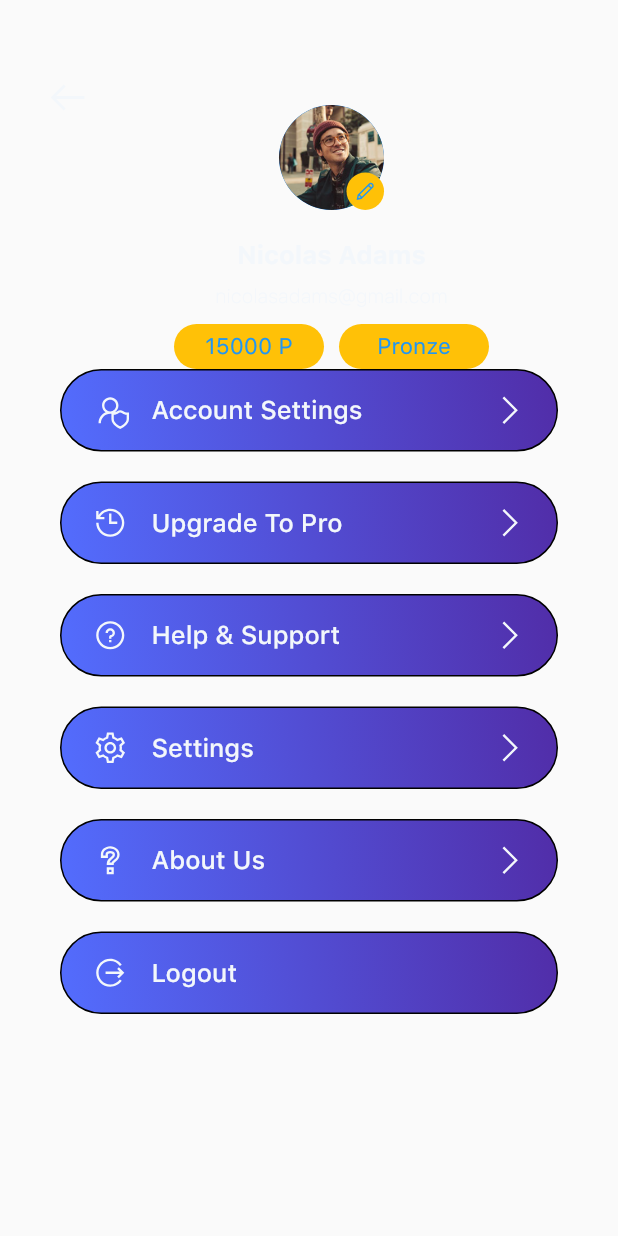
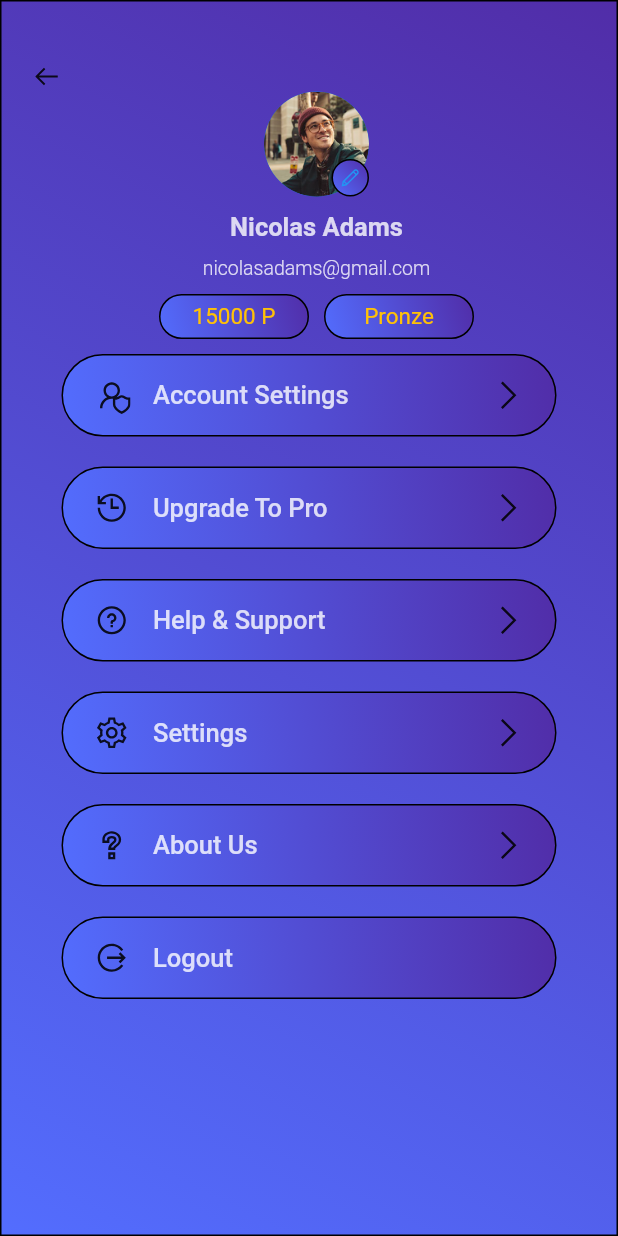
Before and after one commit to hks-adohkd/flutter_project, a Flutter app: the screen it shows after launch, after a tap on "profile", on a phone screen of 412 x 824 dp. Run offline on Flutter 3.47's test engine with Material 2 defaults, Android fonts, the phone set to English and light mode, and no system bars; our stand-ins replace animated_theme_switcher, awesome_dialog, flutter_screenutil, flutter_svg, flutter_swiper, font_awesome_flutter and 2 more.

Commit message:
fixed profile screen colors fixed profile header

```diff
--- a/open_sism/lib/configurations/constants.dart
+++ b/open_sism/lib/configurations/constants.dart
@@ -57,6 +57,11 @@ const kGradiantsPrimaryColor = [
   Color(0xff536DFE),
 ];
 
+const kHeadingStyle = TextStyle(
+  color: Colors.white,
+  fontSize: 28,
+  fontWeight: FontWeight.bold,
+);
 // Form Error
 //final RegExp emailValidatorRegExp = RegExp(r"^[a-zA-Z0-9.]+@[a-zA-Z0-9]+\.[a-zA-Z]+");
 final phoneRegExp = RegExp(r"^(?:[+0]9)?[0-9]{10}$");
--- a/open_sism/lib/main.dart
+++ b/open_sism/lib/main.dart
@@ -10,6 +10,7 @@ import 'package:open_sism/screens/profile/account_screen/account_screen.dart';
 import 'package:open_sism/screens/profile/help_support/Help_support_screen.dart';
 import 'package:open_sism/screens/activity/activity_screen.dart';
 import 'package:open_sism/theme.dart';
+import 'package:open_sism/screens/profile/ProfileScreenGradiant.dart';
 
 void main() {
   runApp(MyApp());
@@ -95,15 +96,13 @@ class _MyHomePageState extends State<MyHomePage> {
           // horizontal).
           mainAxisAlignment: MainAxisAlignment.center,
           children: <Widget>[
-
-            deafultButton('reward Screen', RewardScreen()),
-            deafultButton('task Screen', TaskScreen()),
-            deafultButton('profile', ProfileScreen()),
-            deafultButton('account ', AccountScreen()),
-            deafultButton('home', HomeScreen()),
-            deafultButton('help & support', HelpSupportScreen()),
-            deafultButton('Activity', ActivityScreen()),
-
+            deafultButton('reward Screen', RewardScreen.routeName),
+            deafultButton('task Screen', TaskScreen.routeName),
+            deafultButton('profile', ProfileScreenGradient.routeName),
+            deafultButton('account ', AccountScreen.routeName),
+            deafultButton('home', HomeScreen.routeName),
+            deafultButton('help & support', HelpSupportScreen.routeName),
+            deafultButton('Activity', ActivityScreen.routeName),
             ElevatedButton(
               child: Text('Home Screen'),
               onPressed: () {
@@ -130,7 +129,6 @@ class _MyHomePageState extends State<MyHomePage> {
                 );
               },
             )
-
           ],
         ),
       ),
@@ -138,18 +136,19 @@ class _MyHomePageState extends State<MyHomePage> {
     );
   }
 
-  deafultButton(String title, Widget wg) {
+  deafultButton(String title, String route) {
     return ElevatedButton(
       child: Text(title),
       onPressed: () {
-        Navigator.push(
-          context,
-          MaterialPageRoute(
-            builder: (context) {
-              return wg;
-            },
-          ),
-        );
+        Navigator.pushNamed(context, route);
+        // Navigator.push(
+        //   context,
+        //   MaterialPageRoute(
+        //     builder: (context) {
+        //       return wg;
+        //     },
+        //   ),
+        // );
       },
     );
   }
--- a/open_sism/lib/routes.dart
+++ b/open_sism/lib/routes.dart
@@ -1,8 +1,12 @@
 import 'package:flutter/material.dart';
+import 'package:open_sism/screens/activity/activity_screen.dart';
 import 'package:open_sism/screens/forgot_password/forgot_password_screen.dart';
 import 'package:open_sism/screens/login/login_screen.dart';
 import 'package:open_sism/screens/login_success/login_success_screen.dart';
+import 'package:open_sism/screens/profile/account_screen/account_screen.dart';
+import 'package:open_sism/screens/profile/help_support/Help_support_screen.dart';
 import 'package:open_sism/screens/profile/profile_screen.dart';
+import 'package:open_sism/screens/profile/ProfileScreenGradiant.dart';
 import 'package:open_sism/screens/reward/rewards_screen.dart';
 import 'package:open_sism/screens/task/task_screen.dart';
 
@@ -14,6 +18,9 @@ final Map<String, WidgetBuilder> routes = {
   ForgotPasswordScreen.routeName: (context) => ForgotPasswordScreen(),
   TaskScreen.routeName: (context) => TaskScreen(),
   RewardScreen.routeName: (context) => RewardScreen(),
-  ProfileScreen.routeName: (context) => ProfileScreen(),
+  ProfileScreen.routeName: (context) => ProfileScreenGradient(),
   LoginSuccessScreen.routeName: (context) => LoginSuccessScreen(),
+  AccountScreen.routeName: (context) => AccountScreen(),
+  HelpSupportScreen.routeName: (context) => HelpSupportScreen(),
+  ActivityScreen.routeName: (context) => ActivityScreen(),
 };
--- a/open_sism/lib/screens/activity/activity_screen.dart
+++ b/open_sism/lib/screens/activity/activity_screen.dart
@@ -6,6 +6,8 @@ import 'package:open_sism/screens/activity/components/planet.dart';
 import 'package:open_sism/screens/activity/components/planet_row.dart';
 
 class ActivityScreen extends StatefulWidget {
+  static String routeName = "/activity_screen";
+
   @override
   _ActivityScreenState createState() => _ActivityScreenState();
 }
--- /dev/null
+++ b/open_sism/lib/screens/profile/ProfileScreenGradiant.dart
@@ -0,0 +1,27 @@
+import 'package:animated_theme_switcher/animated_theme_switcher.dart';
+import 'package:flutter/material.dart';
+import 'package:open_sism/configurations/constants.dart';
+
+import 'package:open_sism/screens/profile/components/profile_constants.dart';
+import 'package:open_sism/screens/profile/components/home.dart';
+import 'package:open_sism/screens/profile/components/homeGrad.dart';
+import 'package:open_sism/theme.dart';
+
+class ProfileScreenGradient extends StatelessWidget {
+  static String routeName = "/profile";
+
+  @override
+  Widget build(BuildContext context) {
+    return MaterialApp(
+      debugShowCheckedModeBanner: false,
+      theme: theme(),
+      home: Scaffold(
+        body: Container(
+          height: double.infinity,
+          decoration: kBoxDecoration,
+          child: HomeProfileScreenGrad(),
+        ),
+      ),
+    );
+  }
+}
--- a/open_sism/lib/screens/profile/account_screen/account_screen.dart
+++ b/open_sism/lib/screens/profile/account_screen/account_screen.dart
@@ -1,10 +1,11 @@
 import 'package:flutter/material.dart';
 import 'package:open_sism/configurations/constants.dart';
 import 'package:open_sism/screens/profile/account_screen/components/body_account_screen.dart';
-//import 'package:open_sism/screens/profile/components/profile_theme.dart';
+import 'package:open_sism/screens/profile/profile_screen.dart';
 import 'package:open_sism/theme.dart';
+
 class AccountScreen extends StatelessWidget {
-  static String routeName = "/sign_up";
+  static String routeName = ProfileScreen.routeName + "/Account_Screen";
 
   @override
   Widget build(BuildContext context) {
--- a/open_sism/lib/screens/profile/account_screen/components/body_account_screen.dart
+++ b/open_sism/lib/screens/profile/account_screen/components/body_account_screen.dart
@@ -1,7 +1,7 @@
 import 'package:flutter/material.dart';
 import 'package:open_sism/configurations/size_config.dart';
-import 'package:open_sism/screens/profile/components/profile_constants.dart';
 import 'package:open_sism/screens/profile/account_screen/components/account_screen_form.dart';
+import 'package:open_sism/configurations/constants.dart';
 
 class BodyAccount extends StatefulWidget {
   @override
@@ -22,7 +22,7 @@ class _BodyAccountState extends State<BodyAccount> {
             child: Column(
               children: [
                 SizedBox(height: SizeConfig.screenHeight * 0.04), // 4%
-                Text("Account Setting", style: headingStyle),
+                Text("Account Setting", style: kHeadingStyle),
                 Text(
                   "Complete your details ",
                   textAlign: TextAlign.center,
--- a/open_sism/lib/screens/profile/components/home.dart
+++ b/open_sism/lib/screens/profile/components/home.dart
@@ -1,3 +1,5 @@
+// this home not used
+
 import 'package:flutter/material.dart';
 
 import 'package:open_sism/screens/profile/components/profile_header.dart';
--- /dev/null
+++ b/open_sism/lib/screens/profile/components/homeGrad.dart
@@ -0,0 +1,68 @@
+import 'package:flutter/material.dart';
+import 'package:open_sism/screens/profile/account_screen/account_screen.dart';
+
+import 'package:open_sism/screens/profile/components/profile_header.dart';
+import 'package:flutter_screenutil/flutter_screenutil.dart';
+import 'package:line_awesome_flutter/line_awesome_flutter.dart';
+import 'package:open_sism/screens/profile/components/profile_constants.dart';
+import 'package:open_sism/screens/profile/components/profile_list_item.dart';
+import 'package:open_sism/configurations/size_config.dart';
+
+/*
+* Main profile class */
+class HomeProfileScreenGrad extends StatelessWidget {
+  @override
+  Widget build(BuildContext context) {
+    SizeConfig().init(context);
+    //ScreenUtil.init(context, height: 896, width: 414, allowFontScaling: true);
+    ScreenUtil.init(context,
+        height: SizeConfig.screenWidth,
+        width: SizeConfig.screenWidth,
+        allowFontScaling: true);
+
+    return SafeArea(
+      child: Column(
+        children: <Widget>[
+          SizedBox(height: kSpacingUnit.w * 4),
+          ProfileHeader(),
+          // provide the container header
+          SizedBox(height: kSpacingUnit.w * 1),
+          Expanded(
+            child: ListView(
+              children: <Widget>[
+                ProfileListItem(
+                  press: () {
+                    Navigator.pushNamed(context, AccountScreen.routeName);
+                  },
+                  icon: LineAwesomeIcons.user_shield,
+                  text: 'Account Settings',
+                ),
+                ProfileListItem(
+                  icon: LineAwesomeIcons.history,
+                  text: 'Upgrade To Pro',
+                ),
+                ProfileListItem(
+                  icon: LineAwesomeIcons.question_circle,
+                  text: 'Help & Support',
+                ),
+                ProfileListItem(
+                  icon: LineAwesomeIcons.cog,
+                  text: 'Settings',
+                ),
+                ProfileListItem(
+                  icon: LineAwesomeIcons.question,
+                  text: 'About Us',
+                ),
+                ProfileListItem(
+                  icon: LineAwesomeIcons.alternate_sign_out,
+                  text: 'Logout',
+                  hasNavigation: false,
+                ),
+              ],
+            ),
+          )
+        ],
+      ),
+    );
+  }
+}
--- a/open_sism/lib/screens/profile/components/profile_constants.dart
+++ b/open_sism/lib/screens/profile/components/profile_constants.dart
@@ -25,7 +25,7 @@ final kCaptionTextStyle = TextStyle(
 final kButtonTextStyle = TextStyle(
   fontSize: ScreenUtil().setSp(kSpacingUnit.w * 1.5),
   fontWeight: FontWeight.w400,
-  color: kDarkPrimaryColor,
+  color: kAccentColor,
 );
 
 final kDarkTheme = ThemeData(
--- a/open_sism/lib/screens/profile/components/profile_header.dart
+++ b/open_sism/lib/screens/profile/components/profile_header.dart
@@ -1,11 +1,10 @@
 import 'package:flutter/material.dart';
 import 'package:open_sism/configurations/size_config.dart';
 import 'package:flutter_screenutil/flutter_screenutil.dart';
+import 'package:open_sism/screens/profile/ProfileScreenGradiant.dart';
 import 'package:open_sism/screens/profile/components/profile_constants.dart';
 import 'package:line_awesome_flutter/line_awesome_flutter.dart';
 import 'package:open_sism/screens/profile/components/profile_info.dart';
-import 'package:open_sism/screens/profile/components/barThemeSwitcher.dart';
-import "package:open_sism/screens/home/home_screen.dart";
 
 class ProfileHeader extends StatelessWidget {
   @override
@@ -20,21 +19,14 @@ class ProfileHeader extends StatelessWidget {
       mainAxisAlignment: MainAxisAlignment.spaceBetween,
       crossAxisAlignment: CrossAxisAlignment.start,
       children: <Widget>[
-        SizedBox(width: kSpacingUnit.w * 3),
+        SizedBox(width: kSpacingUnit.w * 2),
         GestureDetector(
           onTap: () {
-            Navigator.pop(
-              context,
-              MaterialPageRoute(
-                builder: (context) {
-                  return HomeScreen();
-                },
-              ),
-            );
+            Navigator.popAndPushNamed(context, ProfileScreenGradient.routeName);
           },
           child: Icon(
             LineAwesomeIcons.arrow_left,
-            size: ScreenUtil().setSp(kSpacingUnit.w * 3),
+            size: ScreenUtil().setSp(kSpacingUnit.w * 2),
           ),
         ),
         ProfileInfo(),
--- a/open_sism/lib/screens/profile/components/profile_info.dart
+++ b/open_sism/lib/screens/profile/components/profile_info.dart
@@ -1,4 +1,5 @@
 import 'package:flutter/material.dart';
+import 'package:open_sism/configurations/constants.dart';
 import 'package:open_sism/configurations/size_config.dart';
 import 'package:flutter_screenutil/flutter_screenutil.dart';
 import 'package:open_sism/screens/profile/components/profile_constants.dart';
@@ -7,16 +8,20 @@ import 'package:line_awesome_flutter/line_awesome_flutter.dart';
 /* class return the first container of profile
  (image name email ponts group)
  */
-class ProfileInfo extends StatelessWidget {
+
+class ProfileInfo extends StatefulWidget {
+  @override
+  _ProfileInfoState createState() => _ProfileInfoState();
+}
+
+class _ProfileInfoState extends State<ProfileInfo> {
   @override
   Widget build(BuildContext context) {
     SizeConfig().init(context);
-    //ScreenUtil.init(context, height: 896, width: 414, allowFontScaling: true);
     ScreenUtil.init(context,
         height: SizeConfig.screenWidth,
         width: SizeConfig.screenWidth,
         allowFontScaling: true);
-
     return Expanded(
       child: Column(
         children: <Widget>[
@@ -27,7 +32,7 @@ class ProfileInfo extends StatelessWidget {
             child: Stack(
               children: <Widget>[
                 CircleAvatar(
-                  radius: kSpacingUnit.w * 8,
+                  radius: kSpacingUnit.w * 9,
                   backgroundImage: AssetImage('assets/images/avatar.png'),
                 ),
                 Align(
@@ -35,8 +40,7 @@ class ProfileInfo extends StatelessWidget {
                   child: Container(
                     height: kSpacingUnit.w * 2.5,
                     width: kSpacingUnit.w * 2.5,
-                    decoration: BoxDecoration(
-                      color: Theme.of(context).accentColor,
+                    decoration: kBoxDecoration.copyWith(
                       shape: BoxShape.circle,
                     ),
                     child: Center(
@@ -56,7 +60,7 @@ class ProfileInfo extends StatelessWidget {
               ],
             ),
           ),
-          SizedBox(height: kSpacingUnit.w * 2),
+          SizedBox(height: kSpacingUnit.w * 1),
           Text(
             'Nicolas Adams',
             style: kTitleTextStyle,
@@ -73,9 +77,8 @@ class ProfileInfo extends StatelessWidget {
               Container(
                 height: kSpacingUnit.w * 3,
                 width: kSpacingUnit.w * 10,
-                decoration: BoxDecoration(
+                decoration: kBoxDecoration.copyWith(
                   borderRadius: BorderRadius.circular(kSpacingUnit.w * 3),
-                  color: Theme.of(context).accentColor,
                 ),
                 child: Center(
                   child: FittedBox(
@@ -91,9 +94,8 @@ class ProfileInfo extends StatelessWidget {
               Container(
                 height: kSpacingUnit.w * 3,
                 width: kSpacingUnit.w * 10,
-                decoration: BoxDecoration(
+                decoration: kBoxDecoration.copyWith(
                   borderRadius: BorderRadius.circular(kSpacingUnit.w * 3),
-                  color: Theme.of(context).accentColor,
                 ),
                 child: Center(
                   child: FittedBox(
@@ -105,6 +107,7 @@ class ProfileInfo extends StatelessWidget {
                   ),
                 ),
               ),
+              SizedBox(height: kSpacingUnit.w * 1),
             ],
           ),
         ],
--- a/open_sism/lib/screens/profile/help_support/Help_support_screen.dart
+++ b/open_sism/lib/screens/profile/help_support/Help_support_screen.dart
@@ -1,10 +1,10 @@
 import 'package:flutter/material.dart';
 import 'package:open_sism/configurations/constants.dart';
-import 'package:open_sism/screens/profile/components/profile_theme.dart';
+import 'package:open_sism/theme.dart';
 import 'package:open_sism/screens/profile/help_support/components/help_support_body.dart';
-import 'package:open_sism/screens/profile/components/profile_constants.dart';
 
 class HelpSupportScreen extends StatelessWidget {
+  static String routeName = "/Help_Support_Screen";
   @override
   Widget build(BuildContext context) {
     return MaterialApp(
--- a/open_sism/lib/screens/profile/help_support/components/help_support_body.dart
+++ b/open_sism/lib/screens/profile/help_support/components/help_support_body.dart
@@ -1,7 +1,7 @@
 import 'package:flutter/material.dart';
 import 'package:open_sism/configurations/size_config.dart';
-import 'package:open_sism/screens/profile/components/profile_constants.dart';
 import 'package:open_sism/screens/profile/help_support/components/help_support_form.dart';
+import 'package:open_sism/configurations/constants.dart';
 
 class BodyHelpSupport extends StatefulWidget {
   @override
@@ -21,8 +21,11 @@ class _BodyHelpSupportState extends State<BodyHelpSupport> {
           child: SingleChildScrollView(
             child: Column(
               children: [
-                SizedBox(height: SizeConfig.screenHeight * 0.04), // 4%
-                Text("Help & Support", style: headingStyle),
+                SizedBox(height: SizeConfig.screenHeight * 0.05), // 4%
+                Text(
+                  "Help & Support",
+                  style: kHeadingStyle,
+                ),
                 SizedBox(height: SizeConfig.screenHeight * 0.08),
                 SupportScreenForm(),
                 SizedBox(height: getProportionateScreenHeight(20)),
--- a/open_sism/lib/screens/profile/profile_screen.dart
+++ b/open_sism/lib/screens/profile/profile_screen.dart
@@ -2,9 +2,9 @@ import 'package:animated_theme_switcher/animated_theme_switcher.dart';
 import 'package:flutter/material.dart';
 import 'package:open_sism/screens/profile/components/profile_constants.dart';
 import 'package:open_sism/screens/profile/components/home.dart';
+import 'package:open_sism/theme.dart';
 
 class ProfileScreen extends StatelessWidget {
-
   static String routeName = "/profile";
 
   @override
```
